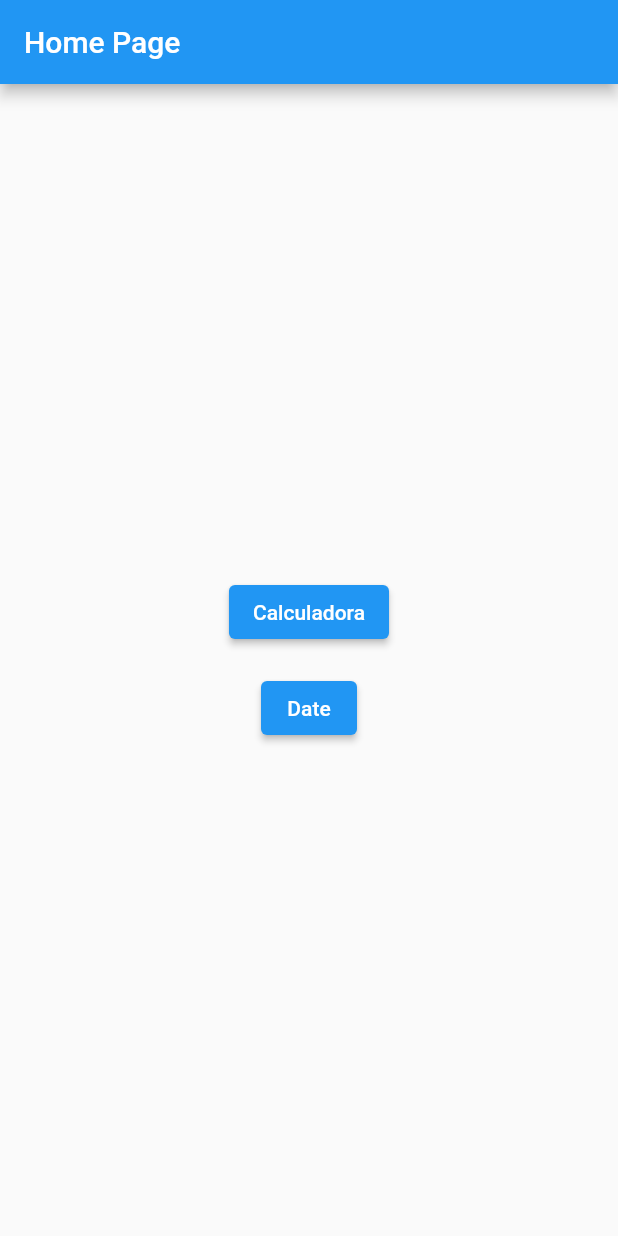
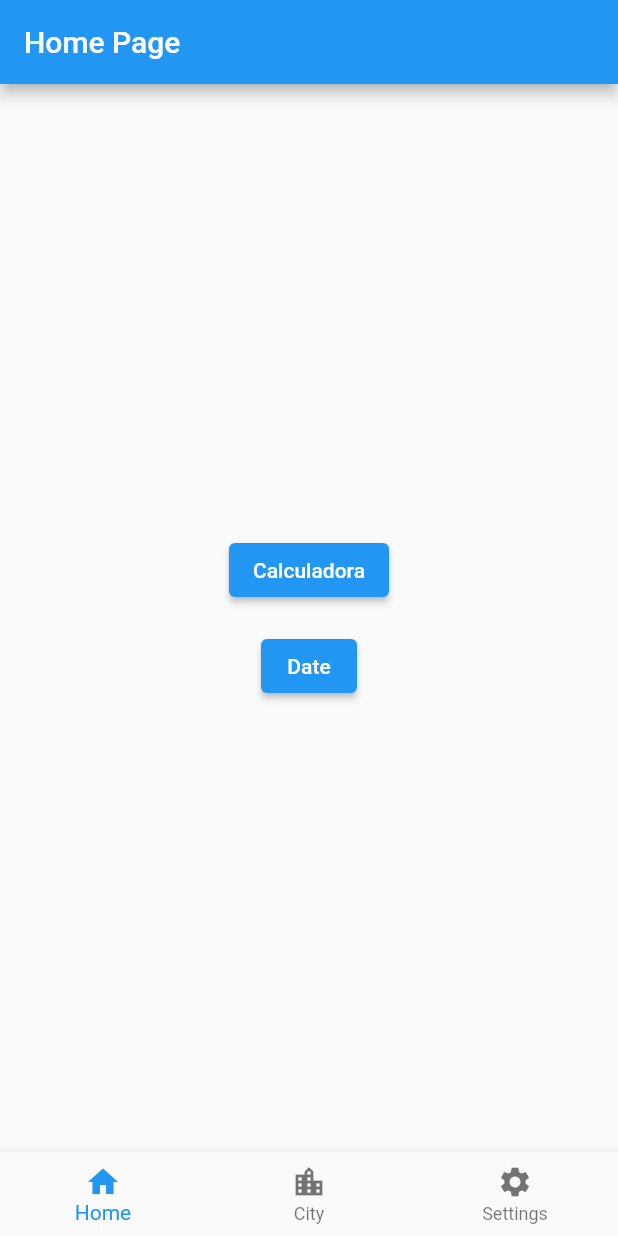
Before and after one commit to Serphp/DayApp, a Flutter app: the screen it shows after launch, on a phone screen of 412 x 824 dp. Run offline on Flutter 3.47's test engine with Material 2 defaults, Android fonts, the phone set to English and light mode, and no system bars.

Commit message:
[Added section] : city, home, setting & update main

```diff
--- a/lib/main.dart
+++ b/lib/main.dart
@@ -53,6 +53,25 @@ class HomePage extends StatelessWidget {
             ),
           ],
         ),
+      ),
+      bottomNavigationBar: BottomNavigationBar(
+        items: const [
+          BottomNavigationBarItem(
+            icon: Icon(Icons.home),
+            label: 'Home',
+          ),
+          BottomNavigationBarItem(
+            icon: Icon(Icons.location_city),
+            label: 'City',
+          ),
+          BottomNavigationBarItem(
+            icon: Icon(Icons.settings),
+            label: 'Settings',
+          ),
+        ],
+        onTap: (index) {},
+        currentIndex: 0,
+        //type: buttonNavigationBarType.fixed,
       ),
     );
   }
```
Also changed, not shown: lib/screens/city_screen.dart (added, +14 -0 lines), lib/screens/home_screen.dart (added, +14 -0 lines), lib/screens/settings_screen.dart (added, +14 -0 lines).
